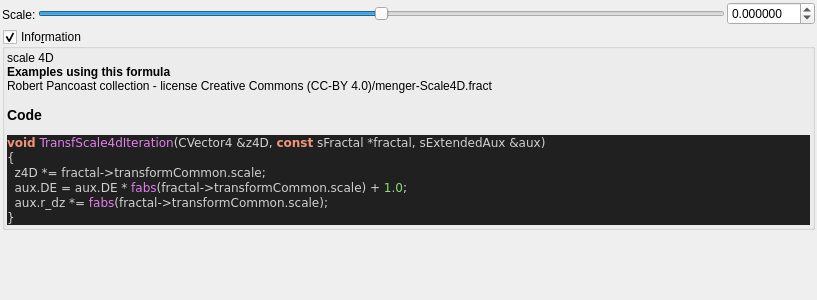
This is mandelbulber2/formula/ui/fractal_transf_scale4d.ui in buddhi1980/mandelbulber2 as Qt 5 draws it before an edit. The edited form follows.
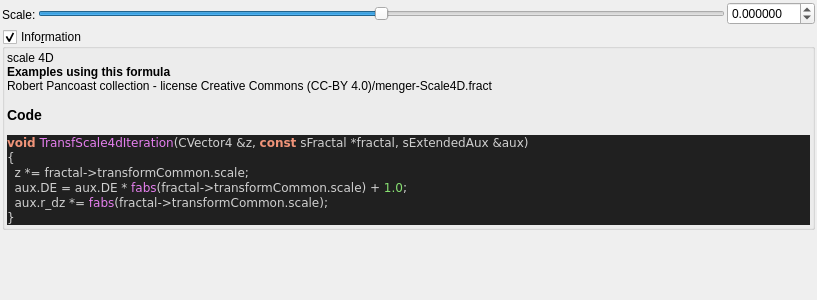
This is the edited form. Custom widgets are drawn as their Qt base class.

```diff
--- a/mandelbulber2/formula/ui/fractal_transf_scale4d.ui
+++ b/mandelbulber2/formula/ui/fractal_transf_scale4d.ui
@@ -130,9 +130,9 @@
 &lt;/table&gt;
 &lt;br&gt;&lt;b&gt;Examples using this formula&lt;/b&gt;&lt;br&gt;Robert Pancoast collection - license Creative Commons (CC-BY 4.0)/menger-Scale4D.fract&lt;h3&gt;Code&lt;/h3&gt;
 &lt;body style=&quot;background-color:#202020&quot;&gt;
-&lt;pre style=&quot;color:#d0d0d0; background-color:#202020;  font-family:'Courier New',monospace;&quot;&gt;&lt;span style=&quot;color:#f09479; font-weight:bold&quot;&gt;void&lt;/span&gt; &lt;span style=&quot;color:#e47eed&quot;&gt;TransfScale4dIteration&lt;/span&gt;&lt;span style=&quot;color:#d0d0d0&quot;&gt;(&lt;/span&gt;CVector4 &lt;span style=&quot;color:#d0d0d0&quot;&gt;&amp;amp;&lt;/span&gt;z4D&lt;span style=&quot;color:#d0d0d0&quot;&gt;,&lt;/span&gt; &lt;span style=&quot;color:#f09479; font-weight:bold&quot;&gt;const&lt;/span&gt; sFractal &lt;span style=&quot;color:#d0d0d0&quot;&gt;*&lt;/span&gt;fractal&lt;span style=&quot;color:#d0d0d0&quot;&gt;,&lt;/span&gt; sExtendedAux &lt;span style=&quot;color:#d0d0d0&quot;&gt;&amp;amp;&lt;/span&gt;aux&lt;span style=&quot;color:#d0d0d0&quot;&gt;)&lt;/span&gt;
+&lt;pre style=&quot;color:#d0d0d0; background-color:#202020;  font-family:'Courier New',monospace;&quot;&gt;&lt;span style=&quot;color:#f09479; font-weight:bold&quot;&gt;void&lt;/span&gt; &lt;span style=&quot;color:#e47eed&quot;&gt;TransfScale4dIteration&lt;/span&gt;&lt;span style=&quot;color:#d0d0d0&quot;&gt;(&lt;/span&gt;CVector4 &lt;span style=&quot;color:#d0d0d0&quot;&gt;&amp;amp;&lt;/span&gt;z&lt;span style=&quot;color:#d0d0d0&quot;&gt;,&lt;/span&gt; &lt;span style=&quot;color:#f09479; font-weight:bold&quot;&gt;const&lt;/span&gt; sFractal &lt;span style=&quot;color:#d0d0d0&quot;&gt;*&lt;/span&gt;fractal&lt;span style=&quot;color:#d0d0d0&quot;&gt;,&lt;/span&gt; sExtendedAux &lt;span style=&quot;color:#d0d0d0&quot;&gt;&amp;amp;&lt;/span&gt;aux&lt;span style=&quot;color:#d0d0d0&quot;&gt;)&lt;/span&gt;
 &lt;span style=&quot;color:#d0d0d0&quot;&gt;{&lt;/span&gt;
-  z4D &lt;span style=&quot;color:#d0d0d0&quot;&gt;*=&lt;/span&gt; fractal&lt;span style=&quot;color:#d0d0d0&quot;&gt;-&amp;gt;&lt;/span&gt;transformCommon&lt;span style=&quot;color:#d0d0d0&quot;&gt;.&lt;/span&gt;scale&lt;span style=&quot;color:#d0d0d0&quot;&gt;;&lt;/span&gt;
+  z &lt;span style=&quot;color:#d0d0d0&quot;&gt;*=&lt;/span&gt; fractal&lt;span style=&quot;color:#d0d0d0&quot;&gt;-&amp;gt;&lt;/span&gt;transformCommon&lt;span style=&quot;color:#d0d0d0&quot;&gt;.&lt;/span&gt;scale&lt;span style=&quot;color:#d0d0d0&quot;&gt;;&lt;/span&gt;
   aux&lt;span style=&quot;color:#d0d0d0&quot;&gt;.&lt;/span&gt;DE &lt;span style=&quot;color:#d0d0d0&quot;&gt;=&lt;/span&gt; aux&lt;span style=&quot;color:#d0d0d0&quot;&gt;.&lt;/span&gt;DE &lt;span style=&quot;color:#d0d0d0&quot;&gt;*&lt;/span&gt; &lt;span style=&quot;color:#e47eed&quot;&gt;fabs&lt;/span&gt;&lt;span style=&quot;color:#d0d0d0&quot;&gt;(&lt;/span&gt;fractal&lt;span style=&quot;color:#d0d0d0&quot;&gt;-&amp;gt;&lt;/span&gt;transformCommon&lt;span style=&quot;color:#d0d0d0&quot;&gt;.&lt;/span&gt;scale&lt;span style=&quot;color:#d0d0d0&quot;&gt;) +&lt;/span&gt; &lt;span style=&quot;color:#87df71&quot;&gt;1.0&lt;/span&gt;&lt;span style=&quot;color:#d0d0d0&quot;&gt;;&lt;/span&gt;
   aux&lt;span style=&quot;color:#d0d0d0&quot;&gt;.&lt;/span&gt;r_dz &lt;span style=&quot;color:#d0d0d0&quot;&gt;*=&lt;/span&gt; &lt;span style=&quot;color:#e47eed&quot;&gt;fabs&lt;/span&gt;&lt;span style=&quot;color:#d0d0d0&quot;&gt;(&lt;/span&gt;fractal&lt;span style=&quot;color:#d0d0d0&quot;&gt;-&amp;gt;&lt;/span&gt;transformCommon&lt;span style=&quot;color:#d0d0d0&quot;&gt;.&lt;/span&gt;scale&lt;span style=&quot;color:#d0d0d0&quot;&gt;);&lt;/span&gt;
 &lt;span style=&quot;color:#d0d0d0&quot;&gt;}&lt;/span&gt;
```
